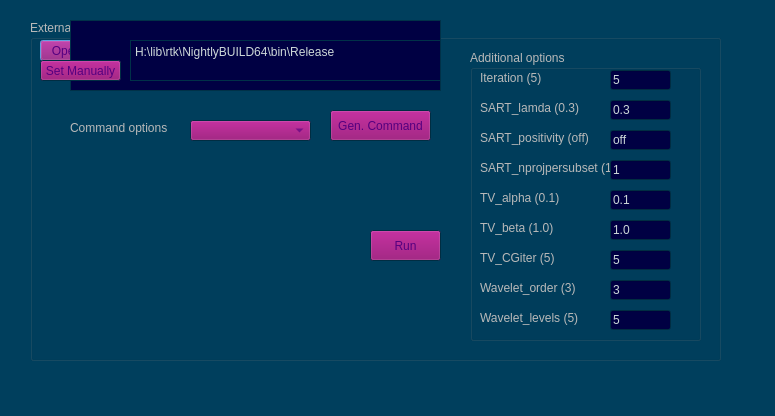
First picture: the form in DlgExternalCommand.ui, repository theday79/cbctrecon, before the edit.
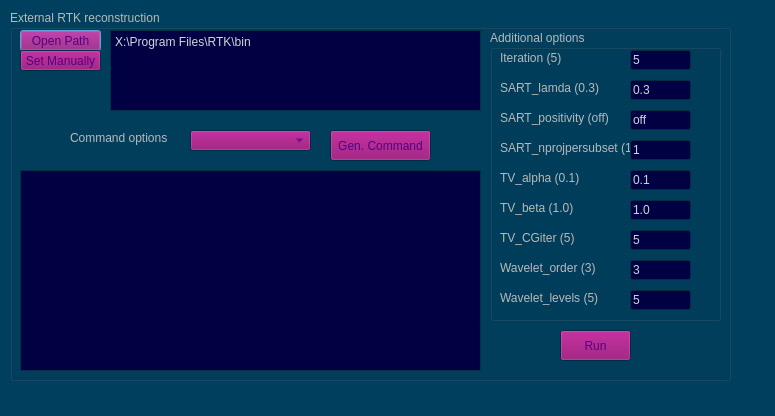
Second picture: the form after the edit.

```diff
--- a/DlgExternalCommand.ui
+++ b/DlgExternalCommand.ui
@@ -458,10 +458,10 @@
   <widget class="QGroupBox" name="groupBox_5">
    <property name="geometry">
     <rect>
-     <x>30</x>
-     <y>20</y>
-     <width>691</width>
-     <height>341</height>
+     <x>10</x>
+     <y>10</y>
+     <width>721</width>
+     <height>371</height>
     </rect>
    </property>
    <property name="title">
@@ -483,11 +483,10 @@
    <widget class="QPlainTextEdit" name="plainTextRTKCommandLine">
     <property name="geometry">
      <rect>
-      <x>40</x>
-      <y>
-      </y>
-      <width>371</width>
-      <height>71</height>
+      <x>10</x>
+      <y>160</y>
+      <width>461</width>
+      <height>201</height>
      </rect>
     </property>
     <property name="lineWrapMode">
@@ -497,8 +496,8 @@
    <widget class="QComboBox" name="comboBoxRTKOption">
     <property name="geometry">
      <rect>
-      <x>160</x>
-      <y>100</y>
+      <x>180</x>
+      <y>120</y>
       <width>121</width>
       <height>21</height>
      </rect>
@@ -507,8 +506,8 @@
    <widget class="QLabel" name="label">
     <property name="geometry">
      <rect>
-      <x>40</x>
-      <y>100</y>
+      <x>60</x>
+      <y>120</y>
       <width>101</width>
       <height>16</height>
      </rect>
@@ -520,8 +519,8 @@
    <widget class="QPushButton" name="pushButtonRun">
     <property name="geometry">
      <rect>
-      <x>340</x>
-      <y>210</y>
+      <x>550</x>
+      <y>320</y>
       <width>71</width>
       <height>31</height>
      </rect>
@@ -533,8 +532,8 @@
    <widget class="QPushButton" name="pushButtonGenCommand">
     <property name="geometry">
      <rect>
-      <x>300</x>
-      <y>90</y>
+      <x>320</x>
+      <y>120</y>
       <width>101</width>
       <height>31</height>
      </rect>
@@ -548,12 +547,12 @@
      <rect>
       <x>100</x>
       <y>20</y>
-      <width>311</width>
-      <height>41</height>
+      <width>371</width>
+      <height>81</height>
      </rect>
     </property>
     <property name="plainText">
-     <string>H:\lib\rtk\NightlyBUILD64\bin\Release</string>
+     <string>X:\Program Files\RTK\bin</string>
     </property>
    </widget>
    <widget class="QPushButton" name="pushButtonSetRTKManual">
@@ -572,8 +571,8 @@
    <widget class="QGroupBox" name="groupBox_2">
     <property name="geometry">
      <rect>
-      <x>440</x>
-      <y>30</y>
+      <x>480</x>
+      <y>20</y>
       <width>231</width>
       <height>291</height>
      </rect>
```
Lines whose indentation alone changed are shown as unchanged.
